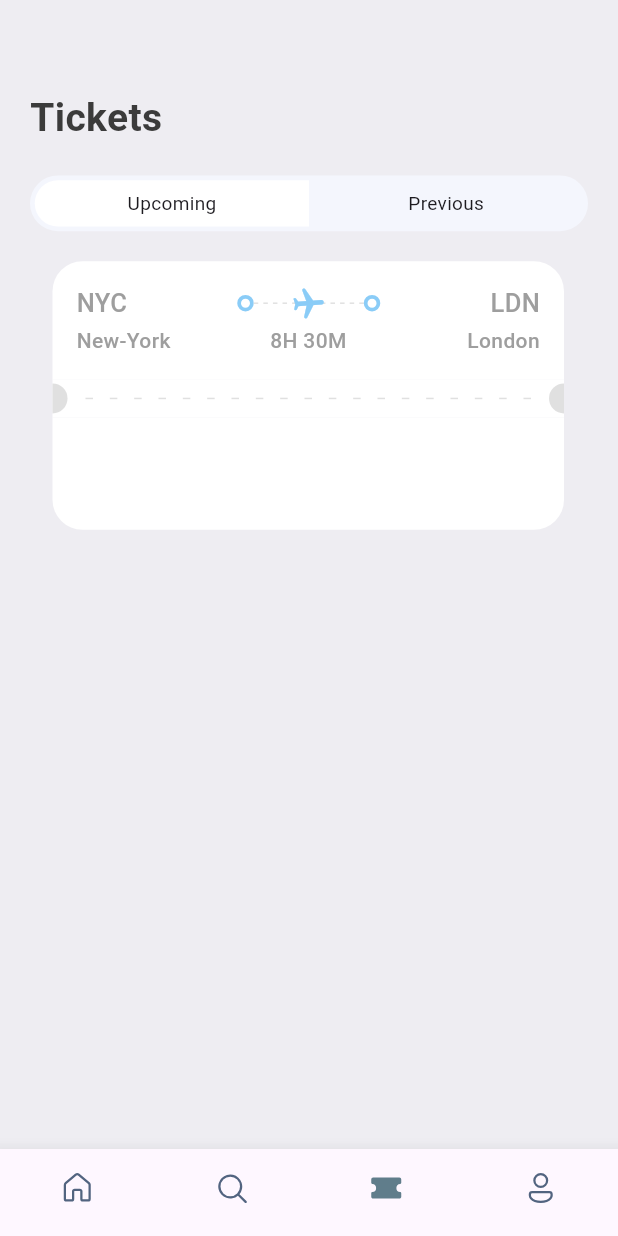
After one commit to Shajjad002/book_tickets, a Flutter app: the screen it shows after launch, item 3 of the bottom bar chosen, on a phone screen of 412 x 824 dp. The commit adds this screen. Run offline on Flutter 3.47's test engine with Material 3 defaults, Android fonts, the phone set to English and light mode, and no system bars; our stand-ins replace fluentui_icons, gap, get.

Commit message:
Search and  Ticket screen,

```diff
--- a/lib/screens/bottom_bar.dart
+++ b/lib/screens/bottom_bar.dart
@@ -1,4 +1,5 @@
 import 'package:book_tickets/screens/search_screen.dart';
+import 'package:book_tickets/screens/ticket_screen.dart';
 import 'package:fluentui_icons/fluentui_icons.dart';
 import 'package:flutter/cupertino.dart';
 import 'package:flutter/material.dart';
@@ -16,7 +17,7 @@ class _BottomBarState extends State<BottomBar> {
   static final List<Widget>_widgetOptions=<Widget>[
     const HomeScreen(),
     const SearchScreen(),
-    const Text("Tickets"),
+    const TicketScreen(),
     const Text("Profile")
   ];
   void _onItemTapped(int index){
--- /dev/null
+++ b/lib/screens/ticket_screen.dart
@@ -0,0 +1,39 @@
+import 'package:book_tickets/screens/ticket_view.dart';
+import 'package:book_tickets/utils/app_info_list.dart';
+import 'package:book_tickets/utils/app_layout.dart';
+import 'package:book_tickets/utils/app_styles.dart';
+import 'package:flutter/cupertino.dart';
+import 'package:flutter/material.dart';
+import 'package:gap/gap.dart';
+
+import '../widgets/ticket_tabs.dart';
+
+class TicketScreen extends StatelessWidget {
+  const TicketScreen({Key? key}) :super(key:key);
+
+  @override
+  Widget build(BuildContext context) {
+    final size =AppLayout.getSize(context);
+    return Scaffold(
+      backgroundColor: Styles.bgColor,
+      body: Stack(
+        children:[
+          ListView(
+            padding: const EdgeInsets.symmetric(horizontal: 20,vertical:20),
+            children: [
+             Gap(40),
+              Text("Tickets", style: Styles.headLineStyle,),
+              Gap(20),
+              const AppTicketTabs(firstTab: "Upcoming",secondTab: "Previous",),
+              Gap(20),
+              Container(
+                padding: EdgeInsets.only(left: 15),
+                child: TicketView(ticket: ticketList[0],isColor: true,),
+              ),
+            ],
+          ),
+        ],
+      ),
+    );
+  }
+}
--- a/lib/screens/ticket_view.dart
+++ b/lib/screens/ticket_view.dart
@@ -8,7 +8,8 @@ import '../widgets/thick_container.dart';
 
 class TicketView extends StatelessWidget{
   final Map<String,dynamic>ticket;
-  const TicketView({Key? key, required this.ticket}) :super(key:key);
+  final bool? isColor;
+  const TicketView({Key? key, required this.ticket,this.isColor}) :super(key:key);
 
   @override
   Widget build(BuildContext context){
@@ -23,18 +24,18 @@ class TicketView extends StatelessWidget{
           children: [
             //showing the blue part of the card/ticket
             Container(
-              decoration: const BoxDecoration(
-                  color: Color(0xFF526799),
-                  borderRadius: const BorderRadius.only(topLeft: Radius.circular(20),topRight: Radius.circular(20))
+              decoration: BoxDecoration(
+                  color: isColor==null? Color(0xFF526799):Colors.white,
+                  borderRadius: const BorderRadius.only(topLeft: Radius.circular(20),topRight: Radius.circular(20)),
               ),
               padding: const EdgeInsets.all(16),
               child: Column(
                 children: [
                   Row(
                     children: [
-                      Text(ticket['from']['code'], style: Styles.headLineStyle3.copyWith(color: Colors.white)),
+                      Text(ticket['from']['code'], style: isColor==null? Styles.headLineStyle3.copyWith(color: Colors.white):Styles.headLineStyle3),
                       Expanded(child: Container()),
-                      ThickContainer(),
+                      ThickContainer(isColor:true),
                       Expanded(child: Stack(
                         children:[
                           SizedBox(
@@ -48,19 +49,22 @@ class TicketView extends StatelessWidget{
                                   mainAxisSize: MainAxisSize.max,
                                   children: List.generate((constraints.constrainWidth()/6).floor(), (index) => SizedBox(
                                     width: 3,height: 1,child: DecoratedBox(decoration: BoxDecoration(
-                                      color: Colors.white),),
-                                  )),
+                                      color: isColor==null? Colors.white: Colors.grey.shade300),
+                                    ),
+                                  ),
+                                  ),
                                 );
                               },
                             ),
                           ),
-                          Center(child: Transform.rotate(angle: 1.5,child: Icon(Icons.local_airport_rounded,color: Colors.white),)),
+                          Center(child: Transform.rotate(angle: 1.5,child: Icon(Icons.local_airport_rounded,color: isColor==null? Colors.white: Color(0xFF8ACCF7)),),
+                          ),
                         ],
                       )),
 
-                      ThickContainer(),
+                      ThickContainer(isColor:true),
                       Expanded(child: Container()),
-                      Text(ticket['to']['code'], style: Styles.headLineStyle3.copyWith(color: Colors.white)),
+                      Text(ticket['to']['code'], style: isColor==null? Styles.headLineStyle3.copyWith(color: Colors.white):Styles.headLineStyle3),
                     ],
                   ),
                   const Gap(3),
@@ -68,11 +72,11 @@ class TicketView extends StatelessWidget{
                     mainAxisAlignment: MainAxisAlignment.spaceBetween,
                     children: [
                       SizedBox(
-                        width: 100,child: Text(ticket['from']['name'],style: Styles.headLineStyle4.copyWith(color: Colors.white),),
+                        width: 100,child: Text(ticket['from']['name'],style: isColor==null? Styles.headLineStyle4.copyWith(color: Colors.white):Styles.headLineStyle4),
                       ),
-                      Text(ticket['flying_time'], style:Styles.headLineStyle4.copyWith(color:Colors.white),),
+                      Text(ticket['flying_time'], style:isColor==null? Styles.headLineStyle4.copyWith(color: Colors.white):Styles.headLineStyle4),
                       SizedBox(
-                        width: 100,child: Text(ticket['to']['name'],textAlign:TextAlign.end, style: Styles.headLineStyle4.copyWith(color: Colors.white),),
+                        width: 100,child: Text(ticket['to']['name'],textAlign:TextAlign.end, style: isColor==null? Styles.headLineStyle4.copyWith(color: Colors.white):Styles.headLineStyle4),
                       ),
                     ],
                   )
@@ -81,13 +85,13 @@ class TicketView extends StatelessWidget{
             ),
             //showing the orange part of the card/ticket
             Container(
-              color:Styles.orangeColor, //const Color(0xFFF37B67),
+              color: isColor==null? Styles.orangeColor: Colors.white , //const Color(0xFFF37B67),
               child: Row(
                 children: [
-                  const SizedBox(height: 20,width: 10,
+                   SizedBox(height: 20,width: 10,
                     child:DecoratedBox(
                       decoration: BoxDecoration(
-                          color: Colors.white,
+                          color: isColor==null? Colors.white:Colors.grey.shade300,
                           borderRadius: BorderRadius.only(topRight:Radius.circular(10),bottomRight: Radius.circular(10))
                       ),
                     ) ,
@@ -99,11 +103,11 @@ class TicketView extends StatelessWidget{
                         direction: Axis.horizontal,
                         mainAxisAlignment: MainAxisAlignment.spaceBetween ,
                         mainAxisSize: MainAxisSize.max,
-                        children: List.generate((constraints.constrainWidth()/15).floor(), (index) => const SizedBox(
+                        children: List.generate((constraints.constrainWidth()/15).floor(), (index) =>  SizedBox(
                           width: 5,height: 1,
                           child: DecoratedBox(
                             decoration: BoxDecoration(
-                              color: Colors.white,
+                              color:  isColor==null? Colors.white:Colors.grey.shade300,
                             ),
                           ),
                         )),
@@ -112,10 +116,10 @@ class TicketView extends StatelessWidget{
 
                     ),
                   )),
-                  const SizedBox(height: 20,width: 10,
+                  SizedBox(height: 20,width: 10,
                     child:DecoratedBox(
                       decoration: BoxDecoration(
-                          color: Colors.white,
+                          color: isColor==null? Colors.white:Colors.grey.shade300,
                           borderRadius: BorderRadius.only(topLeft:Radius.circular(10),bottomLeft: Radius.circular(10))
                       ),
                     ) ,
@@ -125,8 +129,8 @@ class TicketView extends StatelessWidget{
             ),
             //Bottom part of the orange card/ticket
             Container(
-              decoration: const BoxDecoration(
-                  color: Color(0xFFF37B67),
+              decoration: BoxDecoration(
+                  color: isColor==null? Color(0xFFF37B67):Colors.white,
                   borderRadius: const BorderRadius.only(bottomLeft: Radius.circular(20),bottomRight: Radius.circular(20))
               ),
               padding: const EdgeInsets.only(left: 16,top: 10,right: 16,bottom: 16),
--- a/lib/widgets/thick_container.dart
+++ b/lib/widgets/thick_container.dart
@@ -2,7 +2,8 @@ import 'package:flutter/cupertino.dart';
 import 'package:flutter/material.dart';
 
 class ThickContainer extends StatelessWidget {
-  const ThickContainer({Key? key}) : super(key: key);
+  final bool? isColor;
+  const ThickContainer({Key? key,required this.isColor}) : super(key: key);
 
   @override
   Widget build(BuildContext context) {
@@ -10,7 +11,7 @@ class ThickContainer extends StatelessWidget {
       padding: const EdgeInsets.all(3.0),
       decoration: BoxDecoration(
         borderRadius: BorderRadius.circular(20),
-        border: Border.all(width: 2.5, color: Colors.white),
+        border: Border.all(width: 2.5, color: isColor==null? Colors.white:Color(0xFF8ACCF7)),
       ),
     );
   }
--- /dev/null
+++ b/lib/widgets/ticket_tabs.dart
@@ -0,0 +1,48 @@
+import 'package:book_tickets/utils/app_layout.dart';
+import 'package:flutter/cupertino.dart';
+import 'package:flutter/material.dart';
+import 'package:get/get.dart';
+
+class AppTicketTabs extends StatelessWidget {
+  final String firstTab;
+  final String secondTab;
+  const AppTicketTabs({super.key,required this.firstTab,required this.secondTab});
+
+  @override
+  Widget build(BuildContext context) {
+    final size=AppLayout.getSize(context);
+    return   FittedBox(
+      child: Container(
+        padding: const EdgeInsets.all(3.5),
+        decoration: BoxDecoration(
+            borderRadius: BorderRadius.circular(50),
+            color: const Color(0xFFF4F6FD)
+        ),
+        child: Row(
+          children: [
+            //Airline Tickets
+            Container(
+              width: size.width*.49,
+              padding: EdgeInsets.symmetric(vertical: 7),
+              decoration: BoxDecoration(
+                  borderRadius: BorderRadius.horizontal(left: Radius.circular(50) ),
+                  color: Colors.white
+              ),
+              child: Center(child: Text(firstTab),),
+            ),
+            //Hotels
+            Container(
+              width: size.width*.49,
+              padding: EdgeInsets.symmetric(vertical: 7),
+              decoration: BoxDecoration(
+                  borderRadius: BorderRadius.horizontal(right: Radius.circular(50) ),
+                  color: Colors.transparent
+              ),
+              child: Center(child: Text(secondTab),),
+            ),
+          ],
+        ),
+      ),
+    );
+  }
+}
```
Also changed, not shown: lib/screens/search_screen.dart (+2 -33 lines).
